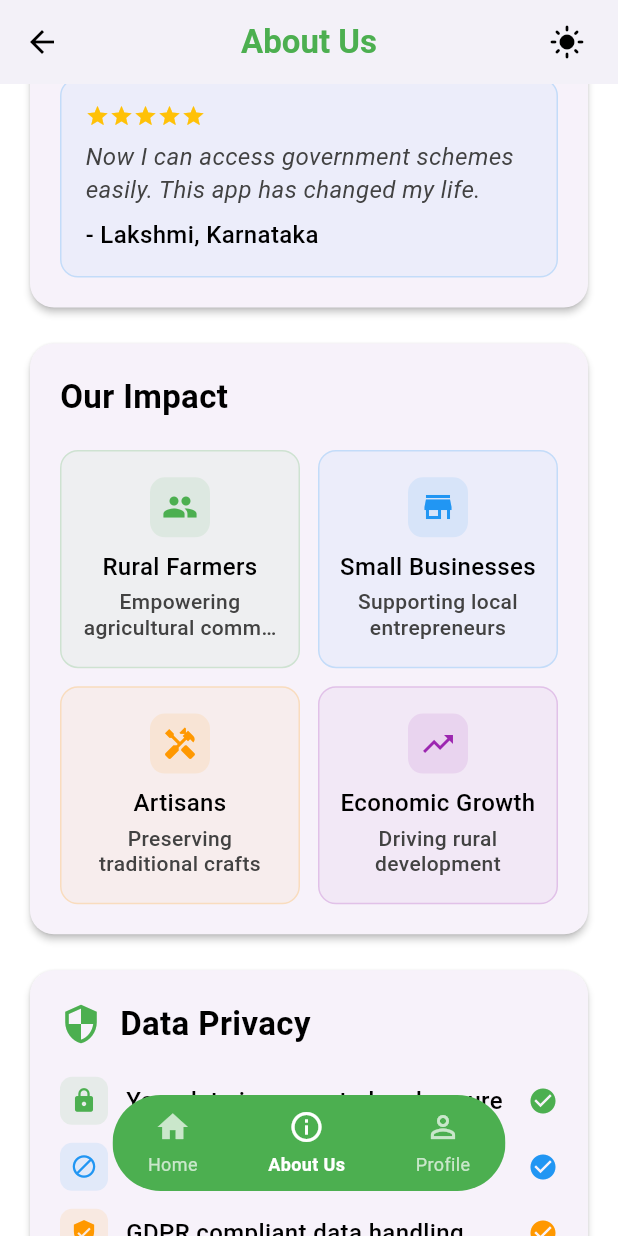
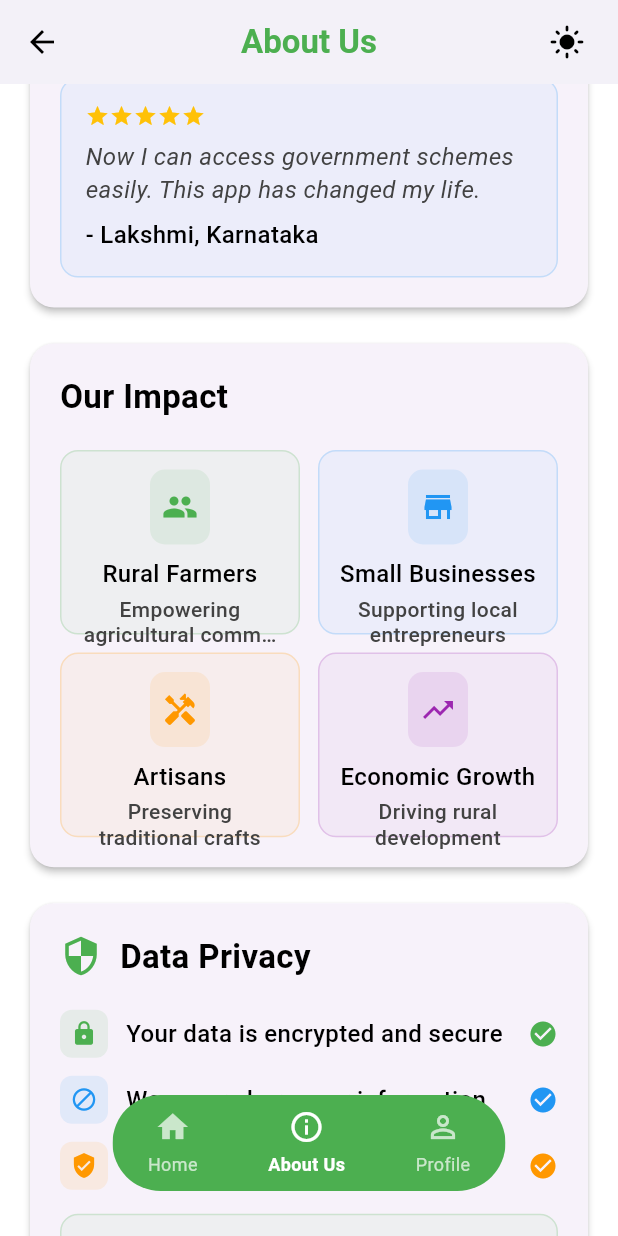
Before and after one commit to Eagleeye1811/udyog-mitra, a Flutter app: the AboutUsPage screen opened by its route, scrolled down 2880 dp, on a phone screen of 412 x 824 dp. Run offline on Flutter 3.47's test engine with Material 3 defaults, Android fonts, the phone set to English and light mode, and no system bars; our stand-ins replace dio, firebase_auth, firebase_core, flutter_riverpod, google_sign_in, image_picker and 1 more; accounts and stored records are empty.

```diff
--- a/app/lib/src/config/themes/helpers.dart
+++ b/app/lib/src/config/themes/helpers.dart
@@ -3,8 +3,8 @@ import 'package:udyogmitra/src/config/themes/app_theme.dart';
 
 extension TextStyleExtension on TextStyle {
   TextStyle green() => copyWith(color: Colors.green);
-  TextStyle black() => copyWith(color: Colors.black87);
-  TextStyle white() => copyWith(color: Colors.white70);
+  TextStyle black() => copyWith(color: Colors.black);
+  TextStyle white() => copyWith(color: Colors.white);
   TextStyle grey(BuildContext context) =>
       copyWith(color: context.textStyles.greyColor);
   TextStyle darkGrey(BuildContext context) =>
--- a/app/lib/src/pages/about/about_us_page.dart
+++ b/app/lib/src/pages/about/about_us_page.dart
@@ -15,7 +15,9 @@ class AboutUsPage extends ConsumerWidget {
 
   @override
   Widget build(BuildContext context, WidgetRef ref) {
-    return Scaffold(
+    return SafeArea(
+      top: false,
+      child: Scaffold(
         appBar: AppBar(
           title: Text('About Us', style: context.textStyles.appBarTitle),
           elevation: 0,
@@ -101,6 +103,7 @@ class AboutUsPage extends ConsumerWidget {
             // Floating Custom Bottom Nav - Same as other pages
             navbar(context, 1),
           ],
+        ),
       ),
     );
   }
@@ -786,7 +789,7 @@ class AboutUsPage extends ConsumerWidget {
                 crossAxisCount: 2,
                 crossAxisSpacing: 12,
                 mainAxisSpacing: 12,
-                childAspectRatio: 1.1,
+                childAspectRatio: 1.3,
                 children: [
                   _buildImpactCard(
                     context: context,
@@ -845,9 +848,9 @@ class AboutUsPage extends ConsumerWidget {
     return Container(
       padding: const EdgeInsets.all(12),
       decoration: BoxDecoration(
-        color: color.withOpacity(0.05),
+        color: color.withAlpha(13),
         borderRadius: BorderRadius.circular(12),
-        border: Border.all(color: color.withOpacity(0.2), width: 1),
+        border: Border.all(color: color.withAlpha(52), width: 1),
       ),
       child: Column(
         mainAxisAlignment: MainAxisAlignment.center,
@@ -857,10 +860,10 @@ class AboutUsPage extends ConsumerWidget {
           //   ? Image.asset(imagePath, height: 40, width: 40)
           //   :
           Container(
-            height: 40,
+            height: 50,
             width: 40,
             decoration: BoxDecoration(
-              color: color.withOpacity(0.1),
+              color: color.withAlpha(26),
               borderRadius: BorderRadius.circular(10),
             ),
             child: Icon(icon, color: color, size: 24),
@@ -942,10 +945,10 @@ class AboutUsPage extends ConsumerWidget {
                 width: double.infinity,
                 padding: const EdgeInsets.all(16),
                 decoration: BoxDecoration(
-                  color: Colors.green.withOpacity(0.05),
+                  color: Colors.green.withAlpha(13),
                   borderRadius: BorderRadius.circular(12),
                   border: Border.all(
-                    color: Colors.green.withOpacity(0.2),
+                    color: Colors.green.withAlpha(52),
                     width: 1,
                   ),
                 ),
@@ -981,7 +984,7 @@ class AboutUsPage extends ConsumerWidget {
           height: 32,
           width: 32,
           decoration: BoxDecoration(
-            color: color.withOpacity(0.1),
+            color: color.withAlpha(26),
             borderRadius: BorderRadius.circular(8),
           ),
           child: Icon(icon, color: color, size: 18),
--- a/app/lib/src/pages/features/business_planner/business_planner_screen.dart
+++ b/app/lib/src/pages/features/business_planner/business_planner_screen.dart
@@ -66,7 +66,9 @@ class _BusinessPlannerScreenState extends State<BusinessPlannerScreen> {
 
   @override
   Widget build(BuildContext context) {
-    return Scaffold(
+    return SafeArea(
+      top: false,
+      child: Scaffold(
         appBar: AppBar(
           title: const Text('Business Planner'),
           backgroundColor: const Color(0xFF2E7D32),
@@ -172,6 +174,7 @@ class _BusinessPlannerScreenState extends State<BusinessPlannerScreen> {
             ),
           ],
         ),
+      ),
     );
   }
 
--- a/app/lib/src/pages/features/chatbot/chat_bubble.dart
+++ b/app/lib/src/pages/features/chatbot/chat_bubble.dart
@@ -8,6 +8,7 @@ class ChatBubble extends StatefulWidget {
   final bool animate;
   final ScrollController scrollController;
   final Function(bool) setLoading;
+  final VoidCallback onAnimationComplete;
 
   const ChatBubble({
     super.key,
@@ -16,6 +17,7 @@ class ChatBubble extends StatefulWidget {
     this.animate = false,
     required this.scrollController,
     required this.setLoading,
+    required this.onAnimationComplete,
   });
 
   @override
@@ -26,8 +28,6 @@ class _ChatBubbleState extends State<ChatBubble> {
   String _visibleText = "";
   Timer? _timer;
   int _wordIndex = 0;
-
-  bool hasAnimated = false;
 
   void _startTyping() {
     final words = widget.message.split(' ');
@@ -46,6 +46,7 @@ class _ChatBubbleState extends State<ChatBubble> {
           widget.setLoading(false);
         }
         _timer?.cancel();
+        widget.onAnimationComplete();
       }
     });
   }
@@ -64,7 +65,6 @@ class _ChatBubbleState extends State<ChatBubble> {
   void initState() {
     super.initState();
     if (widget.animate && !widget.isUser) {
-      hasAnimated = true;
       _startTyping();
     } else {
       _visibleText = widget.message;
--- a/app/lib/src/pages/profile/profile_page.dart
+++ b/app/lib/src/pages/profile/profile_page.dart
@@ -38,7 +38,9 @@ class _ProfilePageState extends ConsumerState<ProfilePage> {
     // Think of it like subscribing to a YouTube channel - you get notified when new content comes!
     final userProfile = ref.watch(userProfileProvider);
 
-    return Scaffold(
+    return SafeArea(
+      top: false,
+      child: Scaffold(
         appBar: AppBar(
           title: Text('Profile', style: context.textStyles.appBarTitle),
           elevation: 0,
@@ -123,6 +125,7 @@ class _ProfilePageState extends ConsumerState<ProfilePage> {
             // Floating Custom Bottom Nav - Exactly same as home screen
             navbar(context, 2),
           ],
+        ),
       ),
     );
   }
```
Also changed, not shown: app/lib/src/pages/features/chatbot/chat_messages_provider.dart (added, +39 -0 lines), app/lib/src/pages/features/chatbot/chatbot_screen.dart (+47 -50 lines), app/lib/src/pages/features/idea_evaluator_standalone/idea_evaluator_screen.dart (+8 -5 lines), app/lib/src/pages/home/home_screen.dart (+6 -2 lines). Lines whose indentation alone changed are shown as unchanged.
